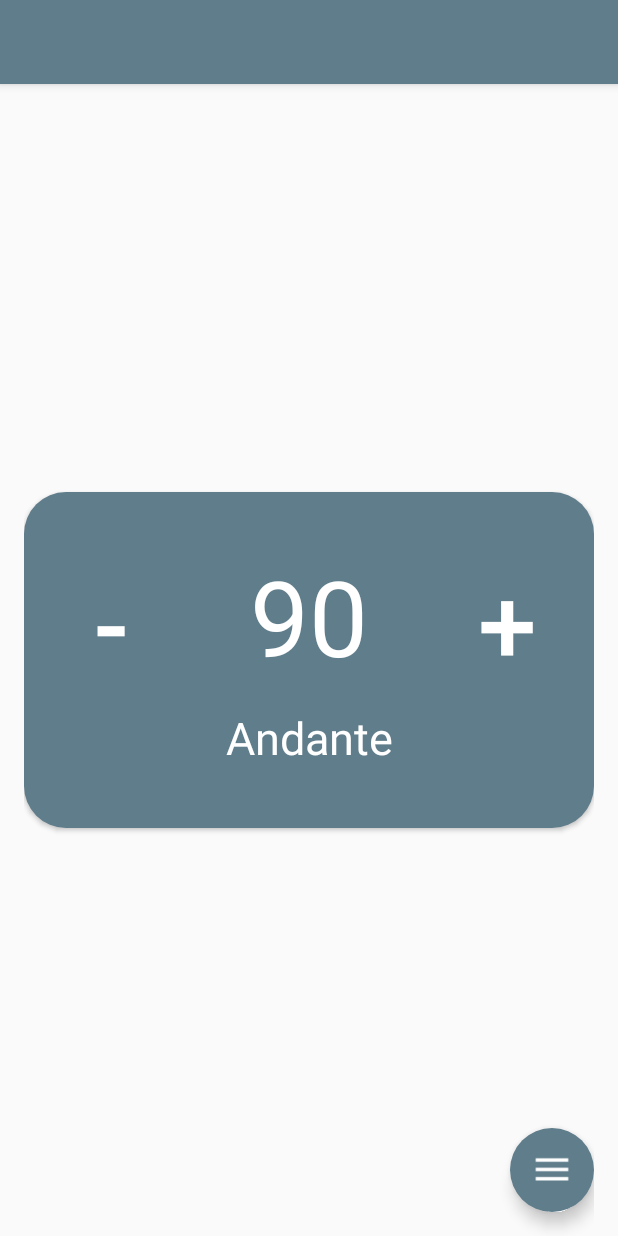
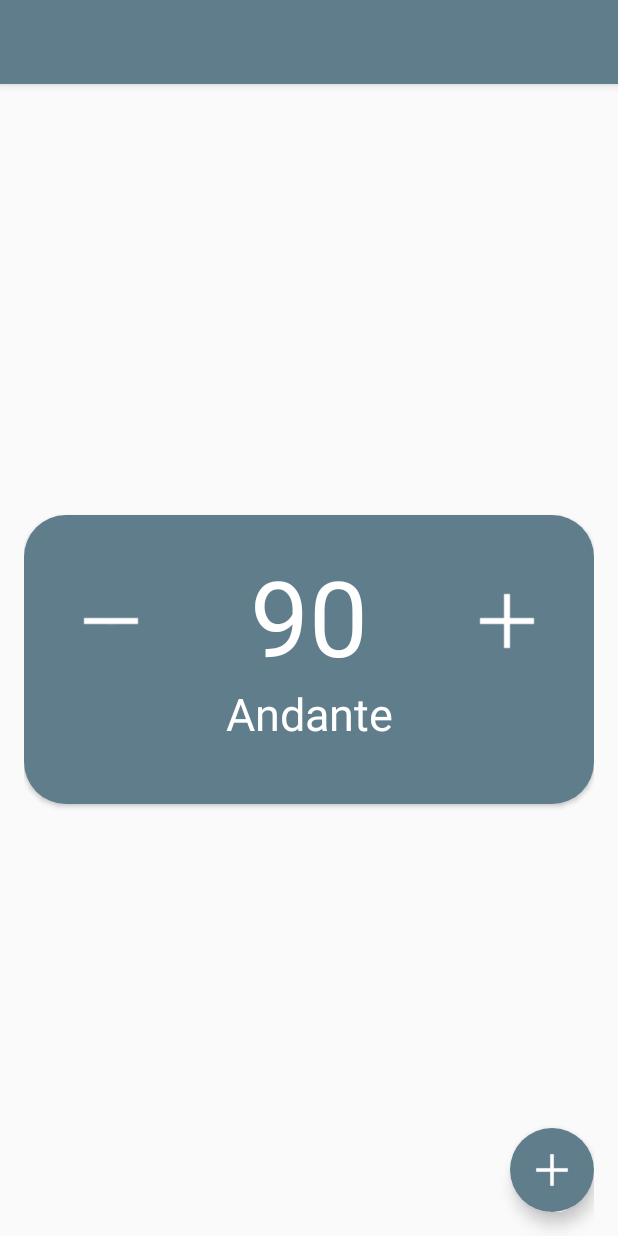
Before and after one commit to kubols/Metronome, an Android app: the layout activity_main.xml on its own in the app's theme, with its tools: preview values and no code run, on a phone screen of 412 x 824 dp. Run offline under Robolectric (Android 15) with nearby library versions, the phone set to English and light mode, and no system bars.

Commit message:
Updated icons, faster animations

```diff
--- a/app/src/main/res/anim/fab_close.xml
+++ b/app/src/main/res/anim/fab_close.xml
@@ -3,7 +3,7 @@
     android:fillAfter="true">
 
     <scale
-        android:duration="300"
+        android:duration="200"
         android:fromXScale="0.8"
         android:fromYScale="0.8"
         android:interpolator="@android:anim/linear_interpolator"
@@ -15,6 +15,6 @@
         android:fromAlpha="1.0"
         android:toAlpha="0.0"
         android:interpolator="@android:anim/accelerate_interpolator"
-        android:duration="300"/>
+        android:duration="200"/>
 
 </set>
--- a/app/src/main/res/anim/fab_open.xml
+++ b/app/src/main/res/anim/fab_open.xml
@@ -3,7 +3,7 @@
     android:fillAfter="true">
 
     <scale
-        android:duration="300"
+        android:duration="200"
         android:fromXScale="0.0"
         android:fromYScale="0.0"
         android:interpolator="@android:anim/linear_interpolator"
@@ -15,6 +15,6 @@
         android:fromAlpha="0.0"
         android:toAlpha="1.0"
         android:interpolator="@android:anim/accelerate_interpolator"
-        android:duration="300"/>
+        android:duration="200"/>
 
 </set>
--- a/app/src/main/res/anim/rotate_backward.xml
+++ b/app/src/main/res/anim/rotate_backward.xml
@@ -7,7 +7,7 @@
         android:toDegrees="0"
         android:pivotY="50%"
         android:pivotX="50%"
-        android:duration="300"
+        android:duration="200"
         android:interpolator="@android:anim/linear_interpolator"/>
 
 </set>
--- a/app/src/main/res/anim/rotate_forward.xml
+++ b/app/src/main/res/anim/rotate_forward.xml
@@ -7,7 +7,7 @@
         android:toDegrees="45"
         android:pivotY="50%"
         android:pivotX="50%"
-        android:duration="300"
+        android:duration="200"
         android:interpolator="@android:anim/linear_interpolator"/>
 
 </set>
--- a/app/src/main/res/layout/activity_main.xml
+++ b/app/src/main/res/layout/activity_main.xml
@@ -38,12 +38,13 @@
                 android:layout_width="match_parent"
                 android:layout_height="wrap_content"
                 android:gravity="center">
-                <Button
+                <ImageButton
                     android:id="@+id/decrementButton"
                     android:layout_width="wrap_content"
                     android:layout_height="wrap_content"
                     android:textSize="70dp"
                     android:text="-"
+                    android:src="@drawable/ic_minus"
                     android:textColor="@color/primary_text_material_light"
                     android:layout_weight="1"
                     style="?android:attr/borderlessButtonStyle"/>
@@ -58,12 +59,11 @@
                     android:gravity="center"
                     android:layout_weight="1"
                     android:onClick="setBpmManually"/>
-                <Button
+                <ImageButton
                     android:id="@+id/incrementButton"
                     android:layout_width="wrap_content"
                     android:layout_height="wrap_content"
-                    android:textSize="70dp"
-                    android:text="+"
+                    android:src="@drawable/ic_new"
                     android:textColor="@color/primary_text_material_light"
                     android:layout_weight="1"
                     style="?android:attr/borderlessButtonStyle"/>
@@ -94,7 +94,7 @@
                 android:layout_width="28dp"
                 android:layout_height="28dp"
                 android:layout_centerInParent="true"
-                android:src="@drawable/menu"/>
+                android:src="@drawable/ic_new"/>
         </RelativeLayout>
 
         <RelativeLayout
@@ -111,7 +111,7 @@
                 android:layout_width="28dp"
                 android:layout_height="28dp"
                 android:layout_centerInParent="true"
-                android:src="@drawable/menu"/>
+                android:src="@drawable/ic_new"/>
         </RelativeLayout>
 
         <RelativeLayout
@@ -127,7 +127,7 @@
                 android:layout_width="28dp"
                 android:layout_height="28dp"
                 android:layout_centerInParent="true"
-                android:src="@drawable/menu"/>
+                android:src="@drawable/ic_new"/>
         </RelativeLayout>
 
 
```
Also changed, not shown: app/src/main/java/pl/edu/uksw/metronome/MainActivity.java (+7 -6 lines), app/src/main/res/drawable/ic_minus.png (added), app/src/main/res/drawable/ic_new.png (added), app/src/main/res/drawable/menu.png (deleted).
